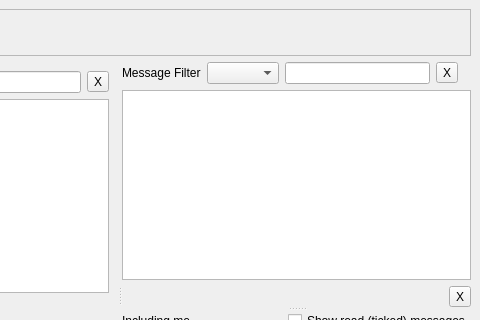
Before: the Qt Designer form mqt/MqtKSTClient/kstmainwindow.ui in Rsclub22/Minos2-Mirror, drawn with Qt 5; both pictures show x 373 to 853 and y 0 to 320 of the 853 by 715 pixel window.
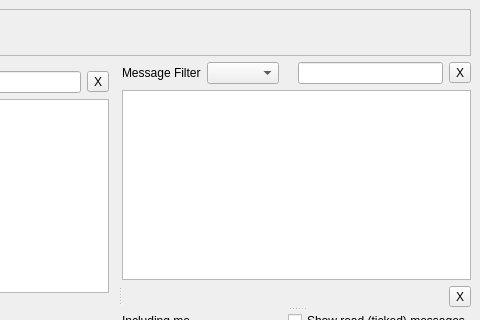
After: the same form once the commit is applied. Custom widgets are drawn as their Qt base class.

Commit message: Move "paused" message to reduce jumping

What changed in the file:
```diff
--- a/mqt/MqtKSTClient/kstmainwindow.ui
+++ b/mqt/MqtKSTClient/kstmainwindow.ui
@@ -321,6 +321,13 @@
              </property>
             </widget>
            </item>
+           <item>
+            <widget class="QLabel" name="pauseLabel">
+             <property name="text">
+              <string/>
+             </property>
+            </widget>
+           </item>
            <item>
             <widget class="QLineEdit" name="messageFilter">
              <property name="toolTip">
@@ -341,13 +348,6 @@
              </property>
             </widget>
            </item>
-           <item>
-            <widget class="QLabel" name="pauseLabel">
-             <property name="text">
-              <string/>
-             </property>
-            </widget>
-           </item>
           </layout>
          </item>
          <item>
```
